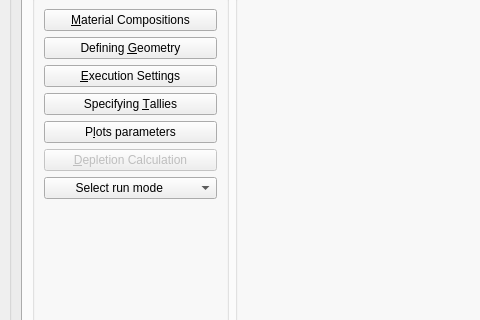
First picture: the form in src/ui/Interface.ui, repository tarekbardouni/ERSN-OpenMC-Py, before the edit; both pictures show x 0 to 480 and y 111 to 431 of the 1223 by 702 pixel window.
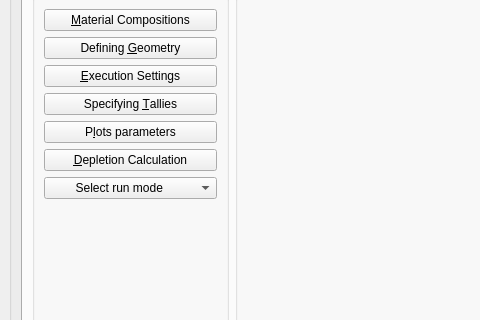
Second picture: the form after the edit. Icons and pictures are not drawn.

Patch:
```diff
--- a/src/ui/Interface.ui
+++ b/src/ui/Interface.ui
@@ -1198,7 +1198,7 @@
                 <item row="5" column="0">
                  <widget class="QPushButton" name="pushButton_6">
                   <property name="enabled">
-                   <bool>false</bool>
+                   <bool>true</bool>
                   </property>
                   <property name="text">
                    <string>&amp;Depletion Calculation</string>
```
